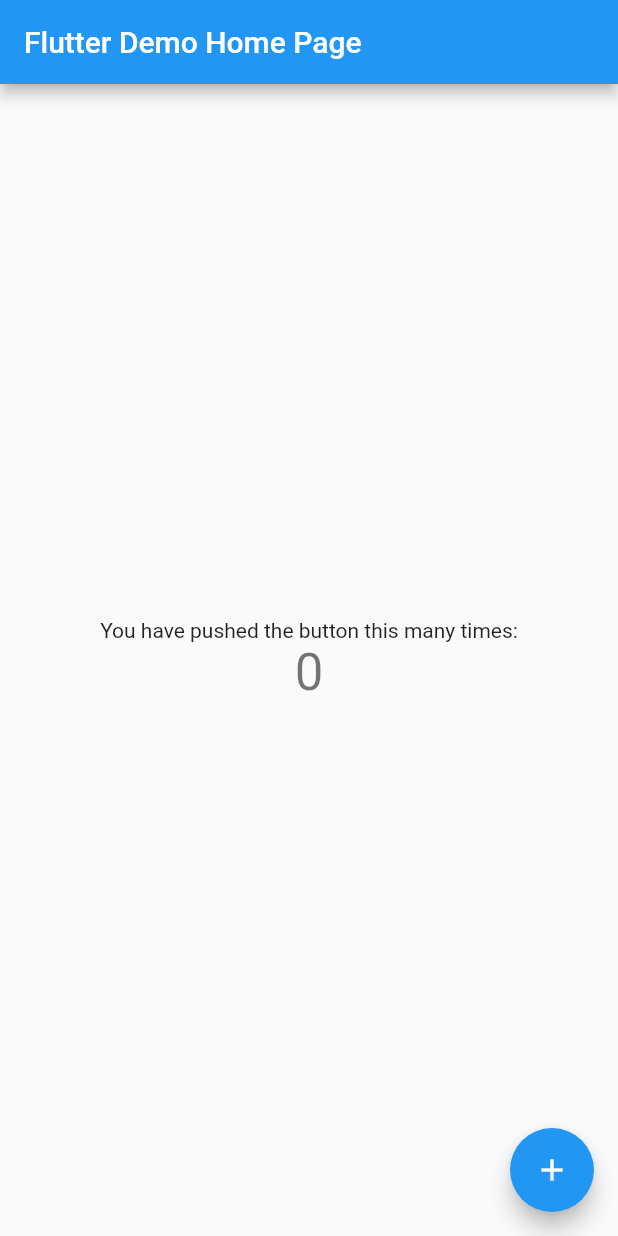
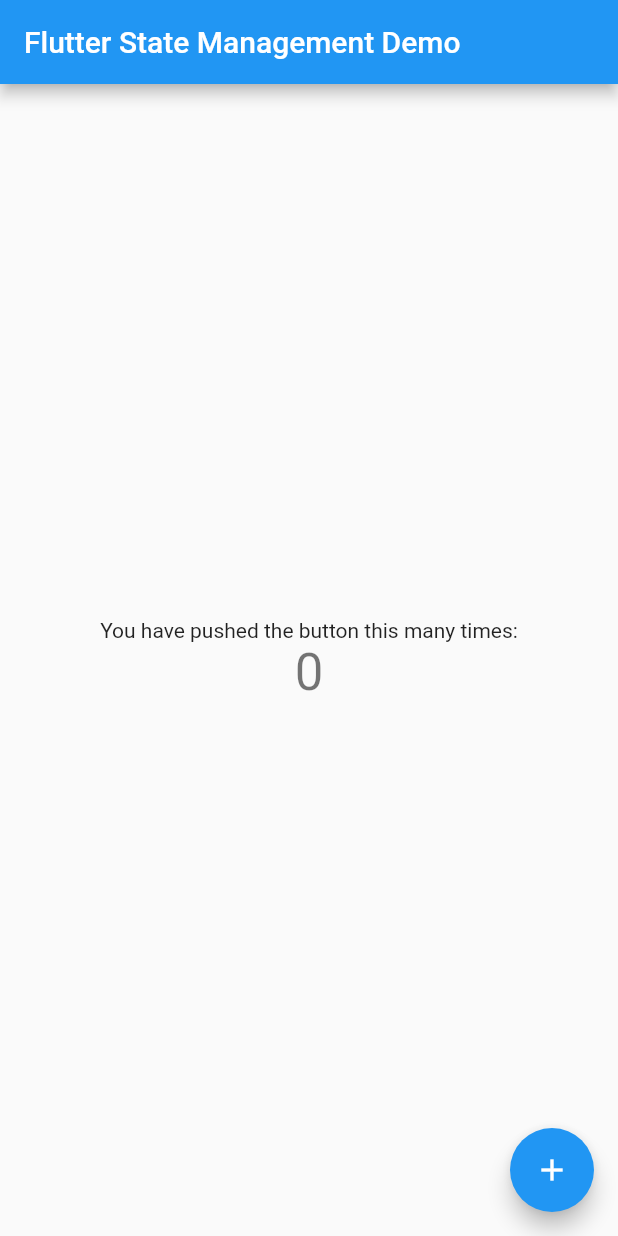
Before and after one commit to dahabit/flutter-state-management, a Flutter app: the screen it shows after launch, on a phone screen of 412 x 824 dp. Run offline on Flutter 3.47's test engine with Material 2 defaults, Android fonts, the phone set to English and light mode, and no system bars.

Commit message:
remove notes

```diff
--- a/counter_scoped_model/lib/main.dart
+++ b/counter_scoped_model/lib/main.dart
@@ -3,39 +3,20 @@ import 'package:flutter/material.dart';
 void main() => runApp(MyApp());
 
 class MyApp extends StatelessWidget {
-  // This widget is the root of your application.
   @override
   Widget build(BuildContext context) {
     return MaterialApp(
-      title: 'Flutter Demo',
+      title: 'Flutter State Management Demo',
       theme: ThemeData(
-        // This is the theme of your application.
-        //
-        // Try running your application with "flutter run". You'll see the
-        // application has a blue toolbar. Then, without quitting the app, try
-        // changing the primarySwatch below to Colors.green and then invoke
-        // "hot reload" (press "r" in the console where you ran "flutter run",
-        // or simply save your changes to "hot reload" in a Flutter IDE).
-        // Notice that the counter didn't reset back to zero; the application
-        // is not restarted.
         primarySwatch: Colors.blue,
       ),
-      home: MyHomePage(title: 'Flutter Demo Home Page'),
+      home: MyHomePage(title: 'Flutter State Management Demo'),
     );
   }
 }
 
 class MyHomePage extends StatefulWidget {
   MyHomePage({Key key, this.title}) : super(key: key);
-
-  // This widget is the home page of your application. It is stateful, meaning
-  // that it has a State object (defined below) that contains fields that affect
-  // how it looks.
-
-  // This class is the configuration for the state. It holds the values (in this
-  // case the title) provided by the parent (in this case the App widget) and
-  // used by the build method of the State. Fields in a Widget subclass are
-  // always marked "final".
 
   final String title;
 
@@ -48,47 +29,18 @@ class _MyHomePageState extends State<MyHomePage> {
 
   void _incrementCounter() {
     setState(() {
-      // This call to setState tells the Flutter framework that something has
-      // changed in this State, which causes it to rerun the build method below
-      // so that the display can reflect the updated values. If we changed
-      // _counter without calling setState(), then the build method would not be
-      // called again, and so nothing would appear to happen.
       _counter++;
     });
   }
 
   @override
   Widget build(BuildContext context) {
-    // This method is rerun every time setState is called, for instance as done
-    // by the _incrementCounter method above.
-    //
-    // The Flutter framework has been optimized to make rerunning build methods
-    // fast, so that you can just rebuild anything that needs updating rather
-    // than having to individually change instances of widgets.
     return Scaffold(
       appBar: AppBar(
-        // Here we take the value from the MyHomePage object that was created by
-        // the App.build method, and use it to set our appbar title.
         title: Text(widget.title),
       ),
       body: Center(
-        // Center is a layout widget. It takes a single child and positions it
-        // in the middle of the parent.
         child: Column(
-          // Column is also a layout widget. It takes a list of children and
-          // arranges them vertically. By default, it sizes itself to fit its
-          // children horizontally, and tries to be as tall as its parent.
-          //
-          // Invoke "debug painting" (press "p" in the console, choose the
-          // "Toggle Debug Paint" action from the Flutter Inspector in Android
-          // Studio, or the "Toggle Debug Paint" command in Visual Studio Code)
-          // to see the wireframe for each widget.
-          //
-          // Column has various properties to control how it sizes itself and
-          // how it positions its children. Here we use mainAxisAlignment to
-          // center the children vertically; the main axis here is the vertical
-          // axis because Columns are vertical (the cross axis would be
-          // horizontal).
           mainAxisAlignment: MainAxisAlignment.center,
           children: <Widget>[
             Text(
@@ -105,7 +57,7 @@ class _MyHomePageState extends State<MyHomePage> {
         onPressed: _incrementCounter,
         tooltip: 'Increment',
         child: Icon(Icons.add),
-      ), // This trailing comma makes auto-formatting nicer for build methods.
+      ),
     );
   }
 }
```
